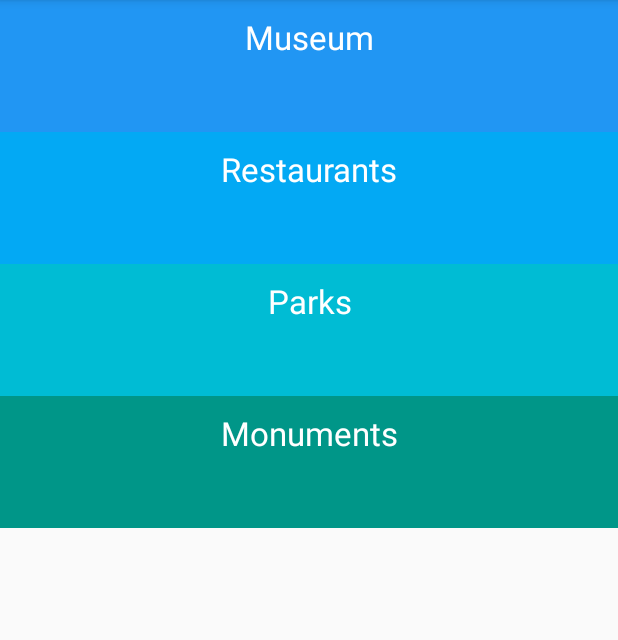
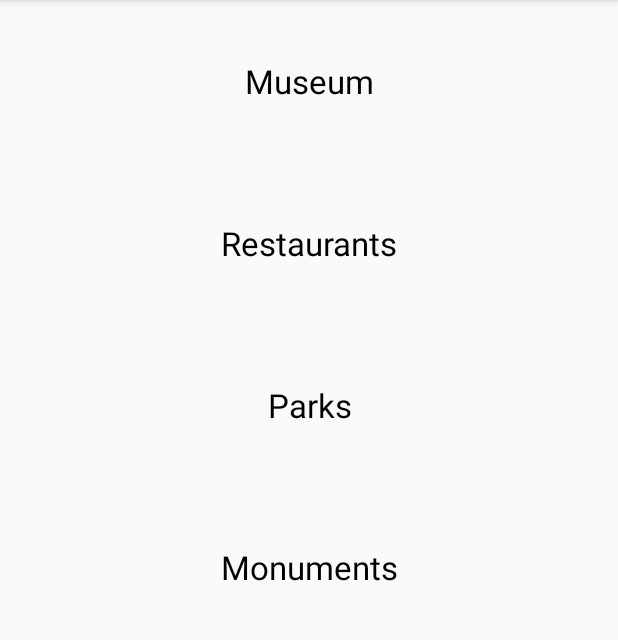
Before and after one commit to vearak-thach/TourApp, an Android app: the screen it shows after launch (MainActivity), on a phone screen of 412 x 824 dp, the part 84-724 px from its top. Run offline under Robolectric (Android 15) with nearby library versions, the phone set to English and light mode, and no system bars.

Commit message:
Tour Guide App. Commit and push for project submission.

```diff
--- a/app/src/main/res/layout/activity_main.xml
+++ b/app/src/main/res/layout/activity_main.xml
@@ -1,6 +1,5 @@
 <?xml version="1.0" encoding="utf-8"?>
 <LinearLayout xmlns:android="http://schemas.android.com/apk/res/android"
-    xmlns:app="http://schemas.android.com/apk/res-auto"
     xmlns:tools="http://schemas.android.com/tools"
     android:layout_width="match_parent"
     android:layout_height="match_parent"
@@ -10,50 +9,46 @@
     <!-- Museum Category -->
     <FrameLayout
         android:layout_width="match_parent"
-        android:layout_height="wrap_content"
-        android:background="@color/category_museum">
+        android:layout_height="wrap_content">
 
         <TextView
             android:id="@+id/Museum"
             style="@style/CategoryStyle"
-            android:text="Museum" />
+            android:text="@string/Museum_Category" />
     </FrameLayout>
 
     <!-- Restaurants Category -->
     <FrameLayout
         android:layout_width="match_parent"
-        android:layout_height="wrap_content"
-        android:background="@color/category_restaurants">
+        android:layout_height="wrap_content">
 
         <TextView
             android:id="@+id/Restaurants"
             style="@style/CategoryStyle"
-            android:text="Restaurants" />
+            android:text="@string/Restaurant_Category" />
     </FrameLayout>
 
 
     <!-- Parks Category -->
     <FrameLayout
         android:layout_width="match_parent"
-        android:layout_height="wrap_content"
-        android:background="@color/category_parks">
+        android:layout_height="wrap_content">
 
         <TextView
             android:id="@+id/Parks"
             style="@style/CategoryStyle"
-            android:text="Parks" />
+            android:text="@string/Park_Category" />
     </FrameLayout>
 
     <!-- Monuments Category -->
     <FrameLayout
         android:layout_width="match_parent"
-        android:layout_height="wrap_content"
-        android:background="@color/category_monuments">
+        android:layout_height="wrap_content">
 
         <TextView
             android:id="@+id/Monuments"
             style="@style/CategoryStyle"
-            android:text="Monuments" />
+            android:text="@string/Monument_Category" />
     </FrameLayout>
 
 </LinearLayout>
--- a/app/src/main/res/values/colors.xml
+++ b/app/src/main/res/values/colors.xml
@@ -4,18 +4,5 @@
     <color name="colorPrimaryDark">#303F9F</color>
     <color name="colorAccent">#FF4081</color>
 
-    <!-- Background color for app -->
-    <color name="tan_background">#FFF7DA</color>
 
-    <!-- Background color for the museum category -->
-    <color name="category_museum">#2196F3</color>
-
-    <!-- Background color for the restaurants category -->
-    <color name="category_restaurants">#03A9F4</color>
-
-    <!-- Background color for the parks category -->
-    <color name="category_parks">#00BCD4</color>
-
-    <!-- Background color for the monuments category -->
-    <color name="category_monuments">#009688</color>
 </resources>
--- a/app/src/main/res/values/strings.xml
+++ b/app/src/main/res/values/strings.xml
@@ -1,3 +1,7 @@
 <resources>
     <string name="app_name">Tour App</string>
+    <string name="Museum_Category">Museum</string>
+    <string name="Restaurant_Category">Restaurants</string>
+    <string name="Park_Category">Parks</string>
+    <string name="Monument_Category">Monuments</string>
 </resources>
--- a/app/src/main/res/values/styles.xml
+++ b/app/src/main/res/values/styles.xml
@@ -12,9 +12,9 @@
     <style name="CategoryStyle">
         <item name="android:layout_width">match_parent</item>
         <item name="android:layout_height">@dimen/list_item_height</item>
-        <item name="android:gravity">center_horizontal</item>
-        <item name="android:padding">10dp</item>
-        <item name="android:textColor">@android:color/white</item>
+        <item name="android:gravity">center</item>
+        <item name="android:layout_margin">10dp</item>
+        <item name="android:textColor">@android:color/black</item>
         <item name="android:textAppearance">?android:textAppearanceLarge</item>
     </style>
 </resources>
```
